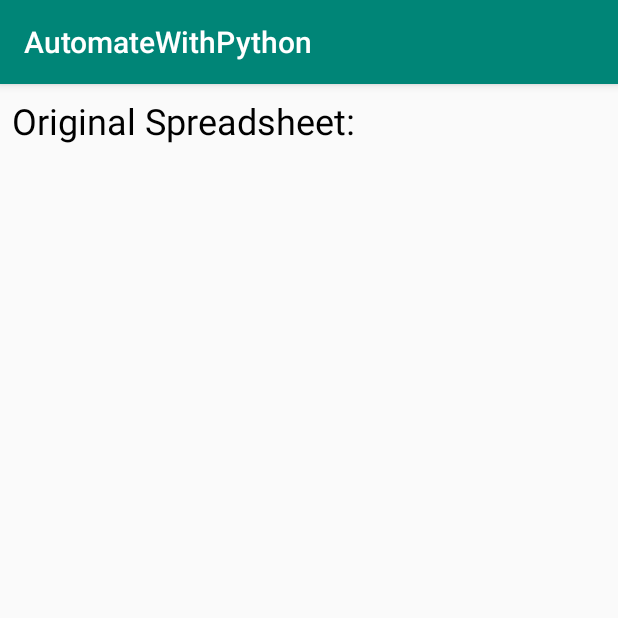
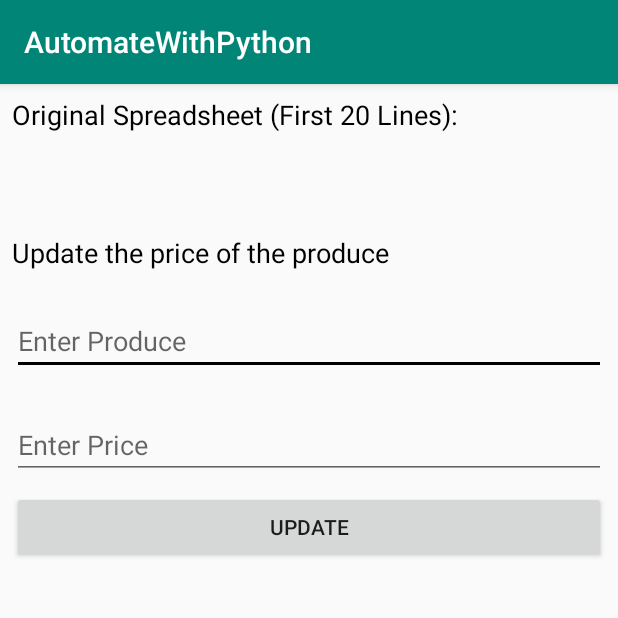
Before and after one commit to theapphideaway/AutomateWithPython, an Android app: the ChapterTwelveActivity screen opened directly, with no data from a screen before it, on a phone screen of 412 x 824 dp, the top half of it. Run offline under Robolectric (Android 15) with nearby library versions, the phone set to English and light mode, and no system bars; libraries missing offline, so code that uses them is left out: com.chaquo.python; 1 statement that could not run was skipped.

Commit message:
Completed chapter 12

```diff
--- a/app/src/main/java/com/theapphideaway/automatewithpython/Chapters/ChapterTwelveActivity.kt
+++ b/app/src/main/java/com/theapphideaway/automatewithpython/Chapters/ChapterTwelveActivity.kt
@@ -20,6 +20,14 @@
         setContentView(R.layout.activity_chapter_twelve)
 
         original_sheet_text_view.text =  pyClass.callAttr("get_spreadsheet", getFilename().toString()).toString()
+
+        var produceText = produce_edit_text.text
+        var priceText = price_edit_text.text
+
+        update_button.setOnClickListener {
+            updated_spreadsheet_text_view.text = pyClass.callAttr("update_spreadsheet", getFilename().toString(),
+                produceText.toString(), priceText.toString()).toString()
+        }
     }
 
     private fun getDocumentStoragePath(): File {
@@ -31,7 +39,7 @@
     }
 
     private fun getFilename(): File {
-        fileToReadAndWrite = File(getDocumentStoragePath(), "example.xlsx")
+        fileToReadAndWrite = File(getDocumentStoragePath(), "produceSales.xlsx")
 
         return fileToReadAndWrite as File
     }
--- a/app/src/main/res/layout/activity_chapter_twelve.xml
+++ b/app/src/main/res/layout/activity_chapter_twelve.xml
@@ -1,4 +1,10 @@
 <?xml version="1.0" encoding="utf-8"?>
+
+<ScrollView
+        xmlns:app="http://schemas.android.com/apk/res-auto" android:layout_width="match_parent"
+        android:layout_height="match_parent" xmlns:tools="http://schemas.android.com/tools"
+        xmlns:android="http://schemas.android.com/apk/res/android">
+
 <android.support.constraint.ConstraintLayout
         xmlns:android="http://schemas.android.com/apk/res/android"
         xmlns:tools="http://schemas.android.com/tools"
@@ -12,16 +18,65 @@
             android:layout_height="wrap_content"
             android:id="@+id/original_sheet_text_view"
             app:layout_constraintStart_toStartOf="parent"
-            android:layout_marginStart="8dp" android:textColor="@color/colorAccent" android:textSize="18sp"
+            android:layout_marginStart="8dp" android:textColor="@color/colorAccent" android:textSize="14sp"
             app:layout_constraintEnd_toEndOf="parent" android:layout_marginEnd="8dp"
-            app:layout_constraintHorizontal_bias="1.0" android:layout_marginTop="8dp"
-            app:layout_constraintTop_toBottomOf="@+id/textView3"/>
+            android:layout_marginTop="8dp"
+            app:layout_constraintTop_toBottomOf="@+id/textView3"
+    />
     <TextView
-            android:text="Original Spreadsheet:"
+            android:text="Original Spreadsheet (First 20 Lines):"
             android:layout_width="match_parent"
             android:layout_height="wrap_content"
             android:id="@+id/textView3" android:layout_marginTop="8dp"
             app:layout_constraintTop_toTopOf="parent" app:layout_constraintStart_toStartOf="parent"
-            android:layout_marginStart="8dp" android:textColor="@color/colorAccent" android:textSize="24sp"
+            android:layout_marginStart="8dp" android:textColor="@color/colorAccent" android:textSize="18sp"
             app:layout_constraintEnd_toEndOf="parent" android:layout_marginEnd="8dp"/>
+    <EditText
+            android:layout_width="match_parent"
+            android:layout_height="wrap_content"
+            android:inputType="textPersonName"
+            android:ems="10"
+            android:hint="Enter Produce"
+            android:id="@+id/produce_edit_text"
+            android:layout_marginStart="8dp"
+            app:layout_constraintStart_toStartOf="parent" android:layout_marginEnd="8dp"
+            app:layout_constraintEnd_toEndOf="parent" app:layout_constraintHorizontal_bias="0.437"
+            android:layout_marginTop="24dp" app:layout_constraintTop_toBottomOf="@+id/textView8"/>
+    <EditText
+            android:layout_width="match_parent"
+            android:layout_height="wrap_content"
+            android:inputType="numberDecimal"
+            android:ems="10"
+            android:hint="Enter Price"
+            android:id="@+id/price_edit_text"
+            android:layout_marginStart="8dp"
+            app:layout_constraintStart_toStartOf="parent" android:layout_marginEnd="8dp"
+            app:layout_constraintEnd_toEndOf="parent"
+            android:layout_marginTop="24dp"
+            app:layout_constraintTop_toBottomOf="@+id/produce_edit_text"/>
+    <TextView
+            android:text="Update the price of the produce"
+            android:layout_width="match_parent"
+            android:layout_height="wrap_content"
+            android:id="@+id/textView8" android:layout_marginTop="40dp"
+            app:layout_constraintTop_toBottomOf="@+id/original_sheet_text_view"
+            app:layout_constraintStart_toStartOf="parent" android:layout_marginStart="8dp"
+            app:layout_constraintEnd_toEndOf="parent" android:layout_marginEnd="8dp" android:textSize="18sp"
+            android:textColorHighlight="@color/colorAccent" android:textColor="@color/colorAccent"/>
+    <Button
+            android:text="Update"
+            android:layout_width="match_parent"
+            android:layout_height="wrap_content"
+            android:id="@+id/update_button" android:layout_marginTop="8dp"
+            app:layout_constraintTop_toBottomOf="@+id/price_edit_text" app:layout_constraintStart_toStartOf="parent"
+            android:layout_marginStart="8dp" app:layout_constraintEnd_toEndOf="parent" android:layout_marginEnd="8dp"/>
+    <TextView
+            android:layout_width="wrap_content"
+            android:layout_height="wrap_content"
+            android:id="@+id/updated_spreadsheet_text_view" android:layout_marginTop="20dp"
+            app:layout_constraintTop_toBottomOf="@+id/update_button" app:layout_constraintStart_toStartOf="parent"
+            android:layout_marginStart="8dp" android:textSize="14sp" android:textColor="@color/colorAccent"/>
+
+
 </android.support.constraint.ConstraintLayout>
+</ScrollView>
```
Also changed, not shown: 1 other file.
